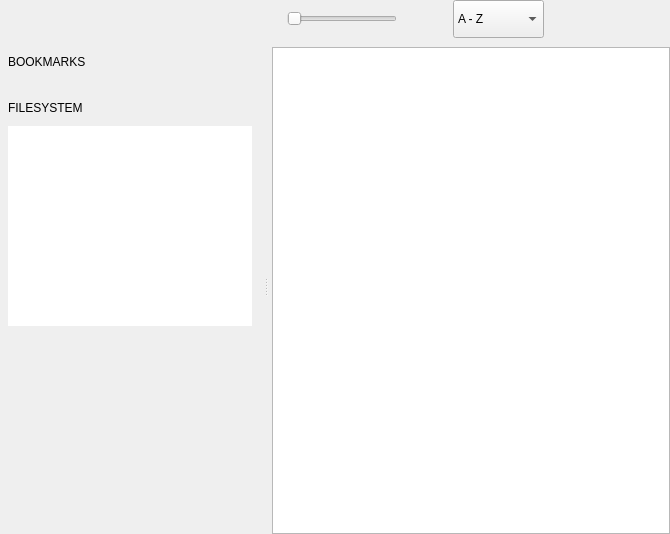
Qt form qimgv/gui/folderview/folderview.ui (do-i/thumbgrid) before a commit.
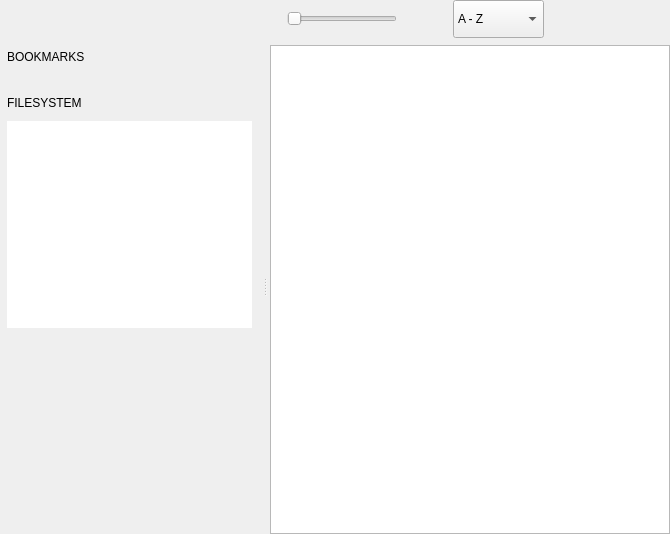
The same form after that commit. Custom widgets are drawn as their Qt base class.

What changed in the file:
```diff
--- a/qimgv/gui/folderview/folderview.ui
+++ b/qimgv/gui/folderview/folderview.ui
@@ -424,7 +424,7 @@
            <enum>Qt::Horizontal</enum>
           </property>
           <property name="handleWidth">
-           <number>12</number>
+           <number>10</number>
           </property>
           <property name="childrenCollapsible">
            <bool>false</bool>
@@ -453,16 +453,16 @@
              <enum>QLayout::SetDefaultConstraint</enum>
             </property>
             <property name="leftMargin">
-             <number>8</number>
+             <number>7</number>
             </property>
             <property name="topMargin">
-             <number>12</number>
+             <number>7</number>
             </property>
             <property name="rightMargin">
              <number>8</number>
             </property>
             <property name="bottomMargin">
-             <number>8</number>
+             <number>0</number>
             </property>
             <item>
              <layout class="QHBoxLayout" name="horizontalLayout_3">
@@ -702,7 +702,7 @@
              <number>0</number>
             </property>
             <property name="topMargin">
-             <number>9</number>
+             <number>7</number>
             </property>
             <property name="rightMargin">
              <number>0</number>
@@ -735,17 +735,17 @@
   </layout>
  </widget>
  <customwidgets>
-  <customwidget>
-   <class>FolderGridView</class>
-   <extends>QGraphicsView</extends>
-   <header>gui/folderview/foldergridview.h</header>
-  </customwidget>
   <customwidget>
    <class>ActionButton</class>
    <extends>QWidget</extends>
    <header>gui/customwidgets/actionbutton.h</header>
    <container>1</container>
   </customwidget>
+  <customwidget>
+   <class>FolderGridView</class>
+   <extends>QGraphicsView</extends>
+   <header>gui/folderview/foldergridview.h</header>
+  </customwidget>
   <customwidget>
    <class>TreeViewCustom</class>
    <extends>QTreeView</extends>
```
